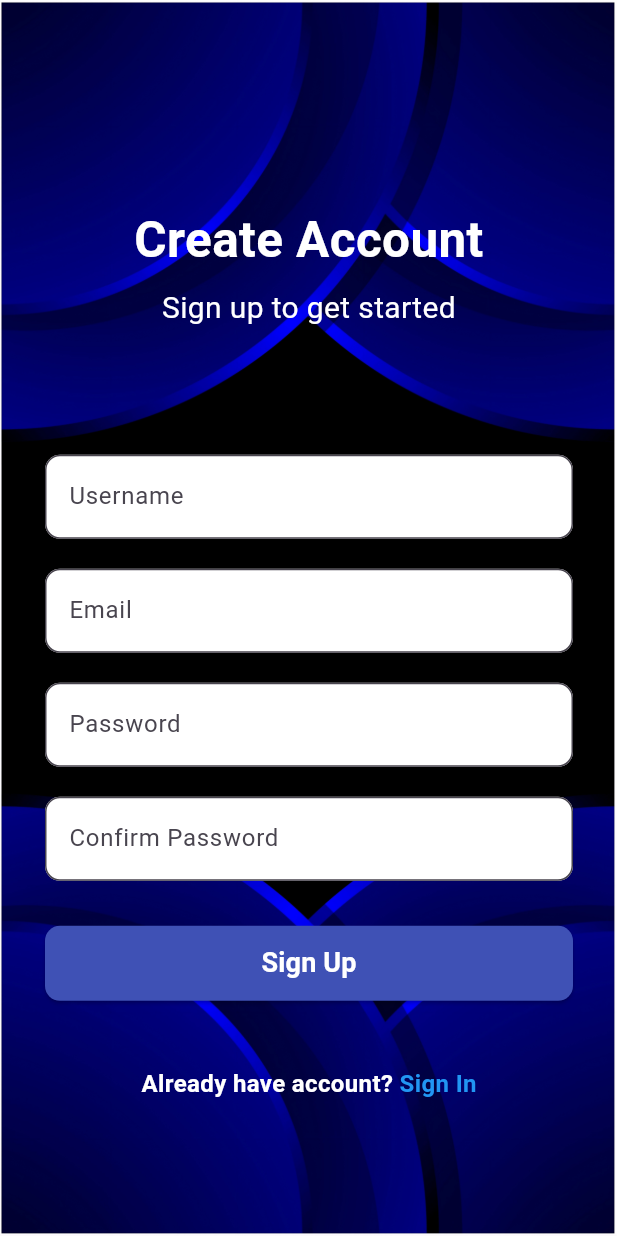
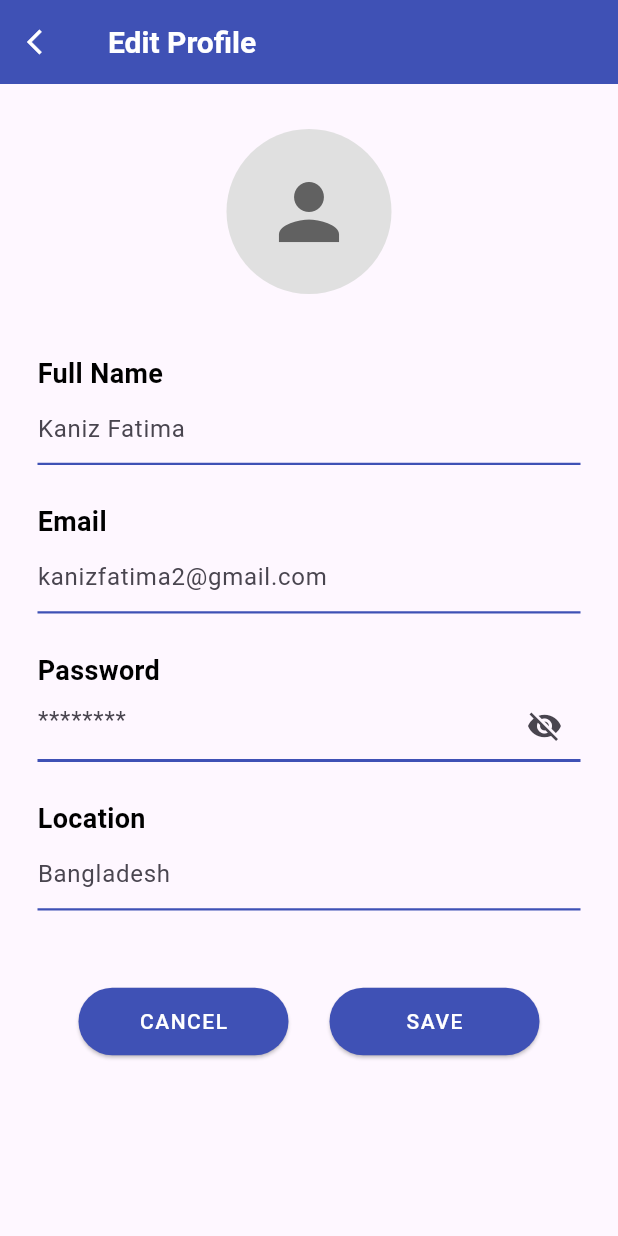
Before and after one commit to TasinChowdhury/metro_go, a Flutter app: the screen it shows after launch, on a phone screen of 412 x 824 dp. Run offline on Flutter 3.47's test engine with Material 3 defaults, Android fonts, the light colour scheme and no system bars.

Commit message:
Edit profile

```diff
--- /dev/null
+++ b/lib/Edit profile.dart
@@ -0,0 +1,228 @@
+import 'package:flutter/material.dart';
+
+import 'package:flutter/material.dart';
+
+class EditProfilePage extends StatefulWidget {
+   EditProfilePage({super.key});
+
+  @override
+  State<EditProfilePage> createState() => _EditProfilePageState();
+}
+
+class _EditProfilePageState extends State<EditProfilePage> {
+
+  bool obscurePassword = true;
+
+  @override
+  Widget build(BuildContext context) {
+    return Scaffold(
+
+
+
+
+        appBar: AppBar(
+          backgroundColor: Colors.indigo,
+          title:Text(
+            "Edit Profile",
+
+            style:TextStyle(
+              color:Colors.white,
+              fontWeight: FontWeight.bold,
+              fontSize: 20,
+            ),
+          ),
+          elevation: 0,
+          scrolledUnderElevation: 0,
+
+          surfaceTintColor:  Colors.transparent,
+
+
+//
+          leading: IconButton(
+            onPressed: () {
+
+           //   Navigator.pushAndRemoveUntil(
+              //  context,
+               // MaterialPageRoute(builder: (context) => HomePage()),
+                   // (route) => false,
+            //  );
+            },
+            icon: Icon(Icons.arrow_back_ios,
+              size: 20,
+              color: Colors.white,),
+
+
+          ),
+        ),
+      body: SingleChildScrollView(
+        child: Column(
+          children: [
+
+            const SizedBox(height: 30),
+
+            CircleAvatar(
+              radius: 55,
+              backgroundColor: Colors.grey.shade300,
+              child: Icon(
+                Icons.person,
+                size: 60,
+                color: Colors.grey.shade700,
+              ),
+            ),
+
+            const SizedBox(height: 40),
+
+
+            Padding(
+              padding: const EdgeInsets.symmetric(horizontal: 25),
+              child: Column(
+                crossAxisAlignment: CrossAxisAlignment.start,
+                children: [
+
+
+                  const Text("Full Name",
+                      style: TextStyle(color: Colors.black,
+
+                        fontWeight: FontWeight.bold,
+                        fontSize: 18,
+
+                      )),
+                  TextField(
+                    decoration: const InputDecoration(
+                      hintText: "Kaniz Fatima",
+                      enabledBorder: UnderlineInputBorder(  borderSide: BorderSide(
+                        color: Colors.indigo,
+                        width: 1.5,
+                      ),),
+                      focusedBorder: UnderlineInputBorder(
+                        borderSide: BorderSide(color: Colors.indigo),
+                      ),
+                    ),
+                  ),
+
+                  const SizedBox(height: 25),
+
+
+                  const Text("Email",
+                      style: TextStyle(color: Colors.black,
+                        fontWeight: FontWeight.bold,
+                        fontSize: 18,)),
+                  TextField(
+                    decoration: const InputDecoration(
+                      hintText: "kanizfatima2@gmail.com",
+                      enabledBorder: UnderlineInputBorder(  borderSide: BorderSide(
+                        color: Colors.indigo,
+                        width: 1.5,
+                      ),),
+                      focusedBorder: UnderlineInputBorder(
+                        borderSide: BorderSide(color: Colors.indigo),
+                      ),
+                    ),
+                  ),
+
+                  const SizedBox(height: 25),
+
+
+                  const Text("Password",
+                      style: TextStyle(color: Colors.black,
+                    fontWeight: FontWeight.bold,
+                    fontSize: 18,)),
+                  TextField(
+                    obscureText: obscurePassword,
+                    decoration: InputDecoration(
+                      hintText: "********",
+                      enabledBorder: UnderlineInputBorder(  borderSide: BorderSide(
+                        color: Colors.indigo,
+                        width: 2,
+                      ),),
+                      focusedBorder: const UnderlineInputBorder(
+                        borderSide: BorderSide(color: Colors.indigo),
+                      ),
+                      suffixIcon: IconButton(
+                        icon: Icon(
+                          obscurePassword
+                              ? Icons.visibility_off
+                              : Icons.visibility,
+                        ),
+                        onPressed: () {
+                          setState(() {
+                            obscurePassword = !obscurePassword;
+                          });
+                        },
+                      ),
+                    ),
+                  ),
+
+                  const SizedBox(height: 25),
+
+
+                  const Text("Location",
+                      style: TextStyle(color: Colors.black,
+                        fontWeight: FontWeight.bold,
+                        fontSize: 18,)),
+                  TextField(
+                    decoration: const InputDecoration(
+                      hintText: "Bangladesh",
+                      enabledBorder: UnderlineInputBorder(  borderSide: BorderSide(
+                        color: Colors.indigo,
+                        width: 1.5,
+                      ),),
+                      focusedBorder: UnderlineInputBorder(
+                        borderSide: BorderSide(color: Colors.indigo),
+                      ),
+                    ),
+                  ),
+
+                  const SizedBox(height: 50),
+
+
+                  Row(
+                    mainAxisAlignment: MainAxisAlignment.spaceEvenly,
+                    children: [
+
+
+                      ElevatedButton(
+                        onPressed: () {},
+                        style: ElevatedButton.styleFrom(
+                          backgroundColor: Colors.indigo,
+                          minimumSize: const Size(140, 45),
+                          shape: RoundedRectangleBorder(
+                            borderRadius: BorderRadius.circular(25),
+                          ),
+                        ),
+                        child: const Text(
+                          "CANCEL",
+                          style: TextStyle(
+                            letterSpacing: 1,
+                            color: Colors.white,
+                          ),
+                        ),
+                      ),
+                      ElevatedButton(
+                        onPressed: () {},
+                        style: ElevatedButton.styleFrom(
+                          backgroundColor:  Colors.indigo,
+                          minimumSize: const Size(140, 45),
+                          shape: RoundedRectangleBorder(
+                            borderRadius: BorderRadius.circular(25),
+                          ),
+                        ),
+                        child: const Text(
+                          "SAVE",
+                          style: TextStyle(
+                            letterSpacing: 1,
+                            color: Colors.white,
+                          ),
+                        ),
+                      ),
+                    ],
+                  )
+                ],
+              ),
+            )
+          ],
+        ),
+      ),
+    );
+  }
+}
--- a/lib/fare_calculator.dart
+++ b/lib/fare_calculator.dart
@@ -1,12 +1,13 @@
 import 'package:flutter/material.dart';
 import 'package:metrogo/home_page.dart';
-class fare_calculator extends StatefulWidget {
+class Fare_calculator extends StatefulWidget {
+  const Fare_calculator ({super.key});
   @override
-  State<fare_calculator> createState() => _fare_calculatorState();
+  State<Fare_calculator> createState() => _Fare_calculatorState();
 
 }
 
-class _fare_calculatorState extends State<fare_calculator> {
+class _Fare_calculatorState extends State<Fare_calculator> {
 
   String? from;
   String? to;
--- a/lib/home_page.dart
+++ b/lib/home_page.dart
@@ -168,7 +168,7 @@ class _HomePageState extends State<HomePage> {
       children: [
         _featureItem(Icons.calculate, "Fare\nCalculator", () {
           Navigator.push(context, MaterialPageRoute(
-            builder: (context) => fare_calculator(),
+            builder: (context) => Fare_calculator(),
           ));
         }),
         _featureItem(Icons.confirmation_number, "Ticket\nBooking", () {
--- a/lib/main.dart
+++ b/lib/main.dart
@@ -14,6 +14,8 @@ import 'book_ticket_page.dart';
 //import 'home_page.dart';
 //import 'splash_screen.dart';
 //import 'book_ticket_page.dart';
+import "Edit profile.dart";
+
 
 
 
@@ -38,7 +40,8 @@ class MyApp extends StatelessWidget {
      // initialRoute: 'SignUp'
       //initialRoute: 'home_page',
      // initialRoute: 'signin_screen',
-      initialRoute: 'SignUp',
+     // initialRoute: 'SignUp',
+      initialRoute: 'edit',
 
      // initialRoute: 'fare_calculator',
 
@@ -53,11 +56,12 @@ class MyApp extends StatelessWidget {
       // 'travel': (context) =>  TravelSchedule(),
 
         //'home_page': (context) => HomePage(),
-       // 'fare_calculator': (context) => fare_calculator(),
+       // 'fare_calculator': (context) => Fare_calculator(),
        // 'book_ticket_page': (context) => BookTicketPage(),
 
        // 'signin_screen': (context) => SigninScreen(),
-        'SignUp': (context) => SignupPage(),
+      //  'SignUp': (context) => SignupPage(),
+        'edit': (context) =>  EditProfilePage(),
         //'home_page': (context) => HomePage(),
        // 'fare_calculator': (context) => fare_calculator(),
         //'book_ticket_page': (context) => BookTicketPage(),
```
